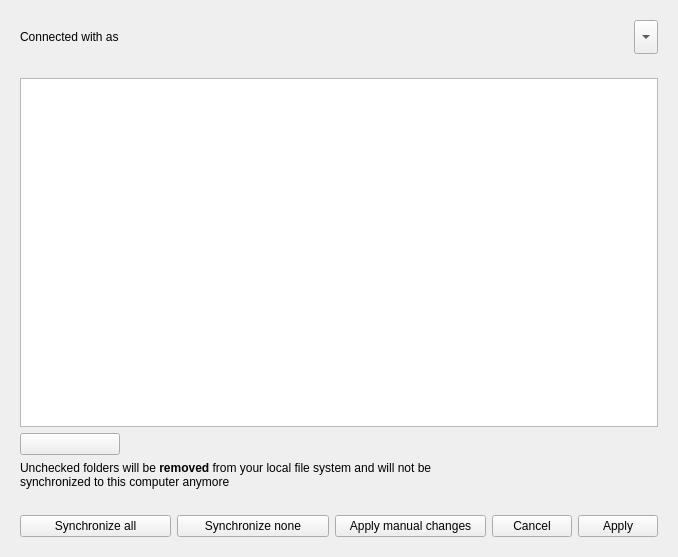
CSG-Development/owncloud-client, file src/gui/accountsettings.ui: the form before one commit.
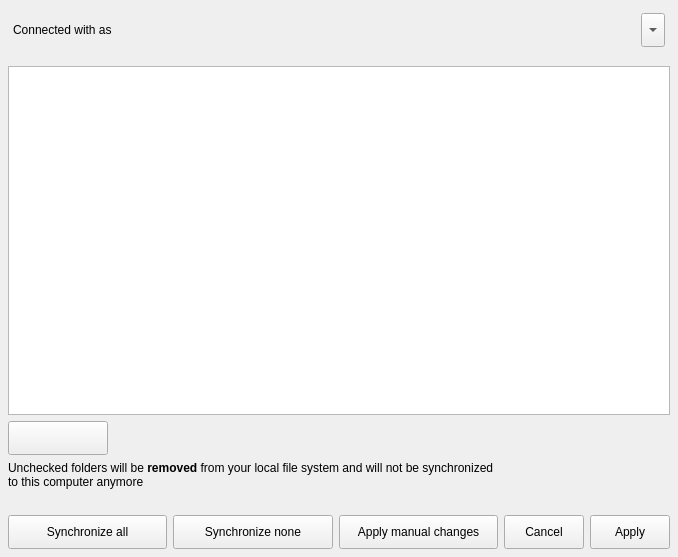
The form after the commit. Custom widgets are drawn as their Qt base class.

```diff
--- a/src/gui/accountsettings.ui
+++ b/src/gui/accountsettings.ui
@@ -14,6 +14,18 @@
    <string>Form</string>
   </property>
   <layout class="QVBoxLayout" name="verticalLayout_2">
+   <property name="leftMargin">
+    <number>4</number>
+   </property>
+   <property name="topMargin">
+    <number>4</number>
+   </property>
+   <property name="rightMargin">
+    <number>4</number>
+   </property>
+   <property name="bottomMargin">
+    <number>4</number>
+   </property>
    <item>
     <widget class="QWidget" name="accountStatus" native="true">
      <layout class="QHBoxLayout" name="horizontalLayout_4">
@@ -121,6 +133,18 @@
      </widget>
      <widget class="QWidget" name="folderListPage">
       <layout class="QVBoxLayout" name="verticalLayout_6">
+       <property name="leftMargin">
+        <number>4</number>
+       </property>
+       <property name="topMargin">
+        <number>4</number>
+       </property>
+       <property name="rightMargin">
+        <number>4</number>
+       </property>
+       <property name="bottomMargin">
+        <number>4</number>
+       </property>
        <item>
         <widget class="QTreeView" name="_folderList">
          <property name="sizePolicy">
@@ -147,7 +171,13 @@
            <property name="minimumSize">
             <size>
              <width>100</width>
-             <height>0</height>
+             <height>34</height>
+            </size>
+           </property>
+           <property name="maximumSize">
+            <size>
+             <width>16777215</width>
+             <height>34</height>
             </size>
            </property>
            <property name="cursor">
@@ -244,6 +274,18 @@
                 <layout class="QHBoxLayout" name="horizontalLayout_2">
                  <item>
                   <widget class="QPushButton" name="bigFolderSyncAll">
+                   <property name="minimumSize">
+                    <size>
+                     <width>0</width>
+                     <height>34</height>
+                    </size>
+                   </property>
+                   <property name="maximumSize">
+                    <size>
+                     <width>16777215</width>
+                     <height>34</height>
+                    </size>
+                   </property>
                    <property name="cursor">
                     <cursorShape>PointingHandCursor</cursorShape>
                    </property>
@@ -254,6 +296,18 @@
                  </item>
                  <item>
                   <widget class="QPushButton" name="bigFolderSyncNone">
+                   <property name="minimumSize">
+                    <size>
+                     <width>0</width>
+                     <height>34</height>
+                    </size>
+                   </property>
+                   <property name="maximumSize">
+                    <size>
+                     <width>16777215</width>
+                     <height>34</height>
+                    </size>
+                   </property>
                    <property name="cursor">
                     <cursorShape>PointingHandCursor</cursorShape>
                    </property>
@@ -264,6 +318,18 @@
                  </item>
                  <item>
                   <widget class="QPushButton" name="bigFolderApply">
+                   <property name="minimumSize">
+                    <size>
+                     <width>0</width>
+                     <height>34</height>
+                    </size>
+                   </property>
+                   <property name="maximumSize">
+                    <size>
+                     <width>16777215</width>
+                     <height>34</height>
+                    </size>
+                   </property>
                    <property name="cursor">
                     <cursorShape>PointingHandCursor</cursorShape>
                    </property>
@@ -317,6 +383,18 @@
                    <verstretch>0</verstretch>
                   </sizepolicy>
                  </property>
+                 <property name="minimumSize">
+                  <size>
+                   <width>0</width>
+                   <height>34</height>
+                  </size>
+                 </property>
+                 <property name="maximumSize">
+                  <size>
+                   <width>16777215</width>
+                   <height>34</height>
+                  </size>
+                 </property>
                  <property name="cursor">
                   <cursorShape>PointingHandCursor</cursorShape>
                  </property>
@@ -333,6 +411,18 @@
                    <verstretch>0</verstretch>
                   </sizepolicy>
                  </property>
+                 <property name="minimumSize">
+                  <size>
+                   <width>0</width>
+                   <height>34</height>
+                  </size>
+                 </property>
+                 <property name="maximumSize">
+                  <size>
+                   <width>16777215</width>
+                   <height>34</height>
+                  </size>
+                 </property>
                  <property name="cursor">
                   <cursorShape>PointingHandCursor</cursorShape>
                  </property>
```
